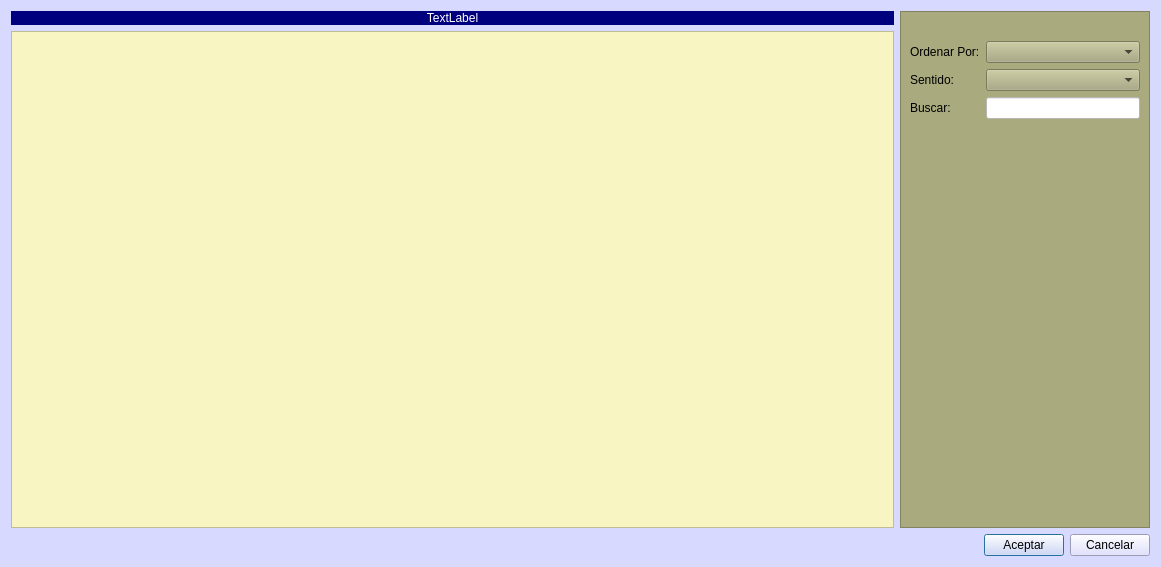
arcnexus/RedFoX, file Busquedas/db_consulta_view.ui: the form before one commit.
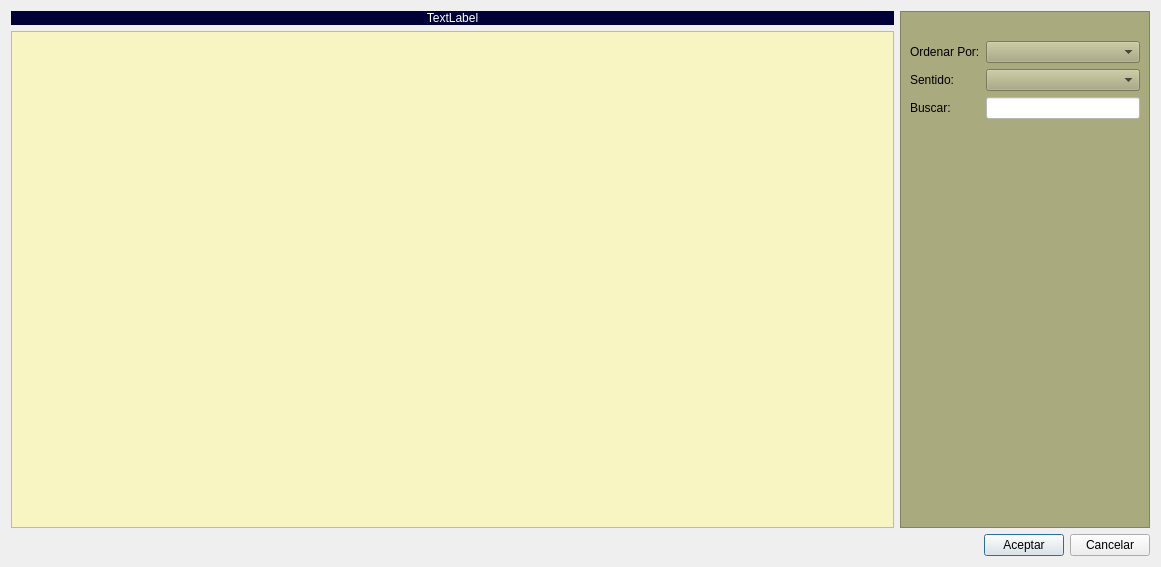
The form after the commit. Icons and pictures are not drawn.

Patch:
```diff
--- a/Busquedas/db_consulta_view.ui
+++ b/Busquedas/db_consulta_view.ui
@@ -20,9 +20,6 @@
   <property name="windowOpacity">
    <double>1.000000000000000</double>
   </property>
-  <property name="styleSheet">
-   <string notr="true">background-color: rgb(216, 217, 255);</string>
-  </property>
   <layout class="QGridLayout" name="gridLayout_2">
    <item row="0" column="0">
     <widget class="QLabel" name="lbltabla">
@@ -33,8 +30,9 @@
       </size>
      </property>
      <property name="styleSheet">
-      <string notr="true">background-color: rgb(0, 0, 127);
-color: rgb(255, 255, 255);</string>
+      <string notr="true">background-color: rgb(0, 0, 57);
+font: 14pt &quot;Sans Serif&quot;;
+color: rgb(255,255,255);</string>
      </property>
      <property name="text">
       <string>TextLabel</string>
```
Left out of the diff: 2 changed lines with no effect on the pictures.
